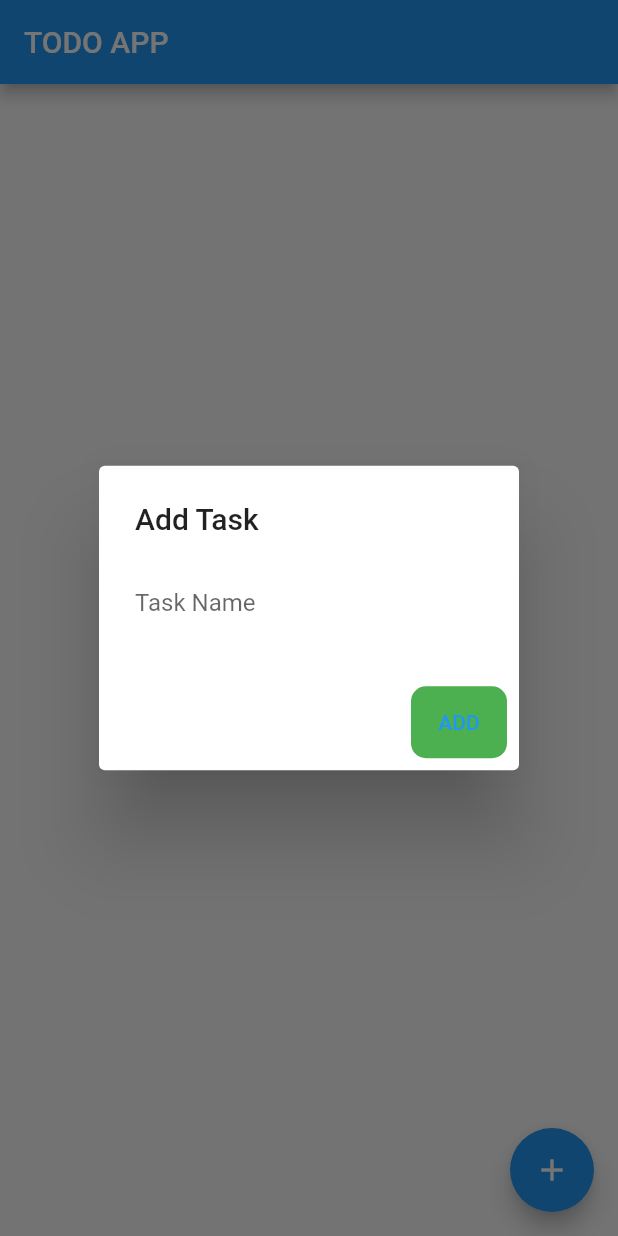
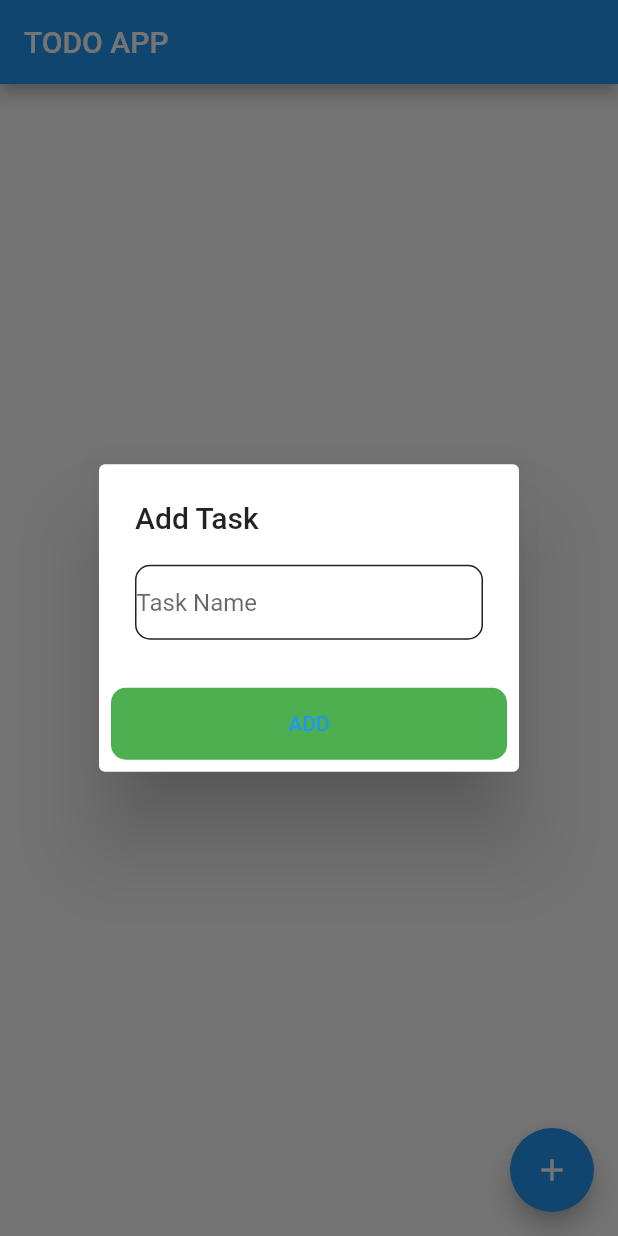
Before and after one commit to Divyaraj-solutelabs/mobx_todo, a Flutter app: the screen it shows after launch, after a tap on the "add" icon, on a phone screen of 412 x 824 dp. Run offline on Flutter 3.47's test engine with Material 2 defaults, Android fonts, the phone set to English and light mode, and no system bars; our stand-ins replace flutter_mobx, mobx, sqflite; accounts and stored records are empty; generated files the repository leaves out were written again; statements that could not run were skipped.

Commit message:
2nd commit

```diff
--- a/lib/feature/tasks/presentation/homepage.dart
+++ b/lib/feature/tasks/presentation/homepage.dart
@@ -96,16 +96,23 @@ class _MyHomePageState extends State<MyHomePage> {
            return Expanded(
              child: AlertDialog(
                title: Text('Add Task'),
-               content: TextField(
+               content:Container(
+
+                   decoration: BoxDecoration(
+                     border: Border.all(color: Colors.black87),
+                         borderRadius: BorderRadius.circular(10)
+                   ),
+                   child: TextField(
                  decoration: InputDecoration(
                    border: InputBorder.none,
                    hintText:'Task Name'
                  ),
                controller: taskname,
-               ),
+               )),
 
                actions: [
                  Container(
+                   alignment: Alignment.center,
                    decoration: BoxDecoration(
                      borderRadius: BorderRadius.circular(10),
                      color: Colors.green
```
